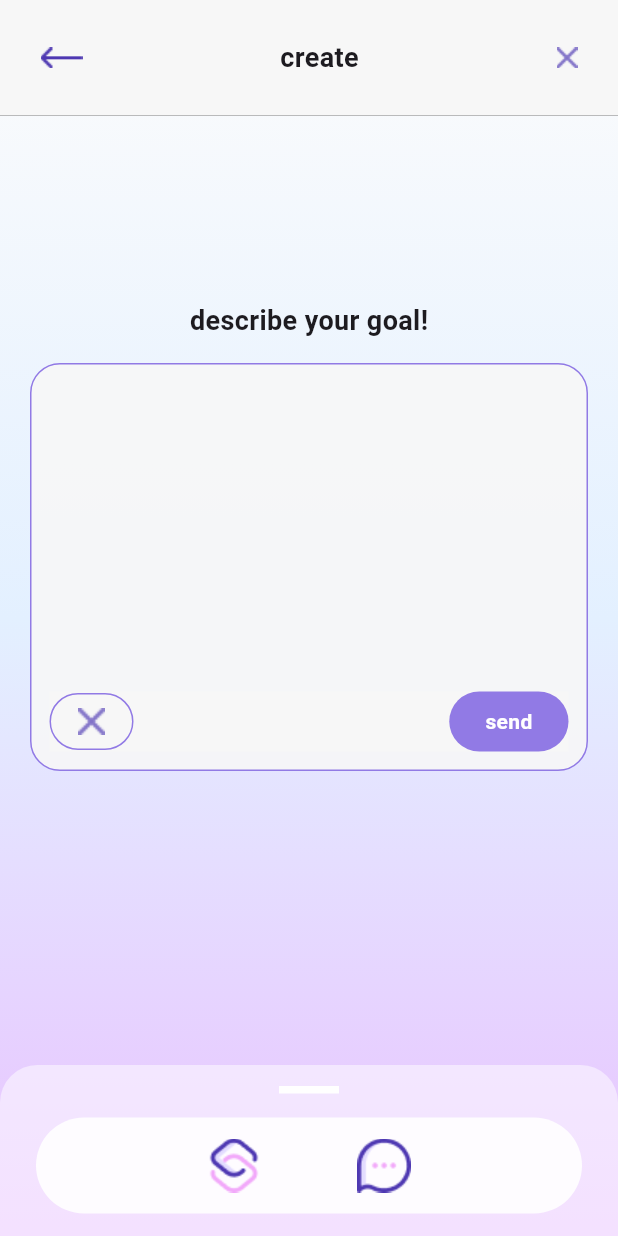
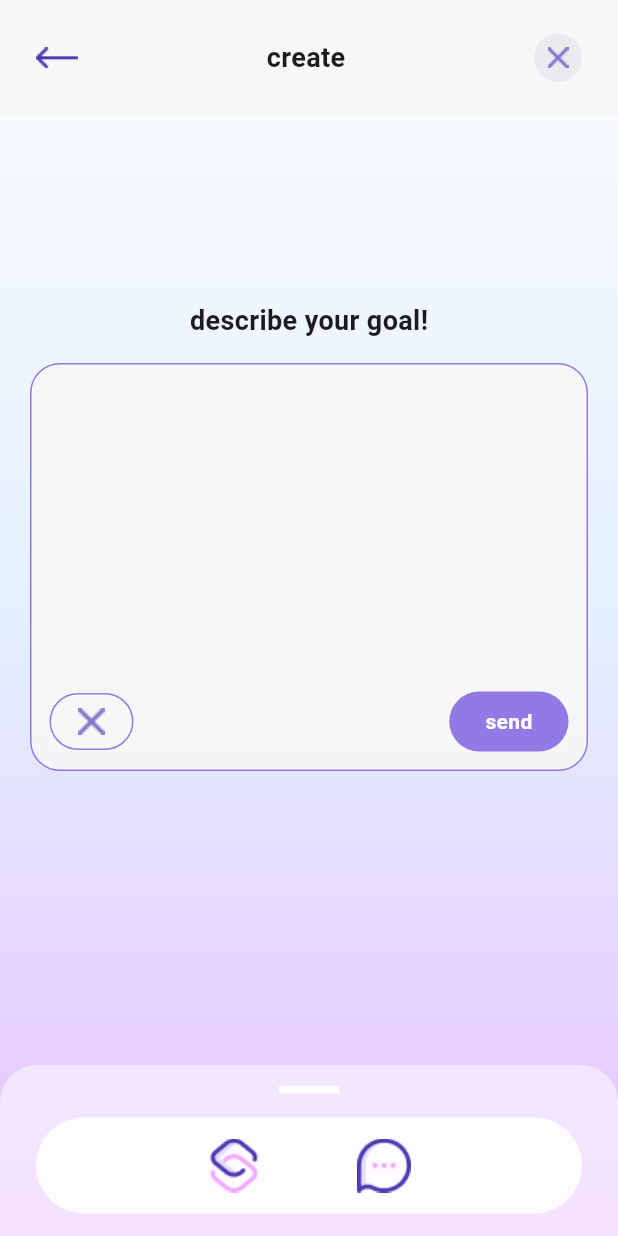
Before and after one commit to erfanNBoriginal/personal-ai-coach, a Flutter app: the screen it shows after launch, on a phone screen of 412 x 824 dp. Run offline on Flutter 3.47's test engine with Material 3 defaults, Android fonts, the phone set to English and light mode, and no system bars; our stand-ins replace bloc, dio, flutter_bloc, go_router, loading_animation_widget, scrollable_positioned_list.

```diff
--- a/lib/ui_kit/app_bar.dart
+++ b/lib/ui_kit/app_bar.dart
@@ -17,20 +17,20 @@ class AppBar extends StatelessWidget {
           end: AlignmentGeometry.bottomCenter,
           colors: blur
               ? [
-                  Color(0xFFF8F8F8).withValues(alpha:1.0),
-                  Color(0xFFF8F8F8).withValues(alpha:1.0),
-                  Color(0xFFF8F8F8).withValues(alpha:1.0),
+                  Color(0xFFF8F8F8).withValues(alpha: 1.0),
+                  Color(0xFFF8F8F8).withValues(alpha: 1.0),
+                  Color(0xFFF8F8F8).withValues(alpha: 1.0),
                   Color(0xFFF8F8F8).withValues(alpha: 0.9),
                   Color(0xFFF8F8F8).withValues(alpha: 0.6),
                   Color(0xFFF8F8F8).withValues(alpha: 0.0),
-                // Colors.black,
+                  // Colors.black,
                 ]
               : [],
         ),
+        color: blur ? null : U.Theme.background.withValues(alpha: 1.0),
       ),
-      color: blur ? null : U.Theme.background.withValues(alpha: 1.0),
       child: Padding(
-        padding: const EdgeInsets.symmetric(horizontal: 27.0),
+        padding: const EdgeInsets.symmetric(horizontal: 24.0),
         child: Row(
           mainAxisAlignment: MainAxisAlignment.spaceBetween,
           children: [
@@ -46,8 +46,19 @@ class AppBar extends StatelessWidget {
               textWeight: U.TextWeight.bold,
             ),
             InkWell(
-              onTap: () {},
-              child: U.Image.icon(path: U.Icons.wrong, size: 14),
+              onTap: () {
+                GoRouter.of(context).pop();
+              },
+              child: Container(
+                decoration: BoxDecoration(
+                  color: Color(0xFFA29DC3).withValues(alpha: 0.15),
+                  shape: BoxShape.circle,
+                ),
+                child: Padding(
+                  padding: const EdgeInsets.all(9.0),
+                  child: U.Image.icon(path: U.Icons.wrong, size: 14),
+                ),
+              ),
             ),
           ],
         ),
--- a/lib/ui_kit/stepper.dart
+++ b/lib/ui_kit/stepper.dart
@@ -294,9 +294,9 @@ class _StepperState extends State<Stepper> with TickerProviderStateMixin {
                                                                 CrossAxisAlignment
                                                                     .center,
                                                             children: [
-                                                              const SizedBox(
-                                                                width: 12,
-                                                              ),
+                                                              // const SizedBox(
+                                                              //   width: 12,
+                                                              // ),
 
                                                               GestureDetector(
                                                                 onTap:
--- a/lib/ui_kit/text.dart
+++ b/lib/ui_kit/text.dart
@@ -21,7 +21,7 @@ class Text extends M.StatelessWidget {
     this.textWeight = TextWeight.md,
     this.isCentered = false,
     this.softWrap = false,
-    this.overFlow = TextOverflow.clip,
+    this.overFlow = TextOverflow.ellipsis,
   });
   // ignore: unused_element
   M.FontWeight get _getWeight {
```
Also changed, not shown: lib/modules/roadmap/roadmap_page.dart (+5 -5 lines).
